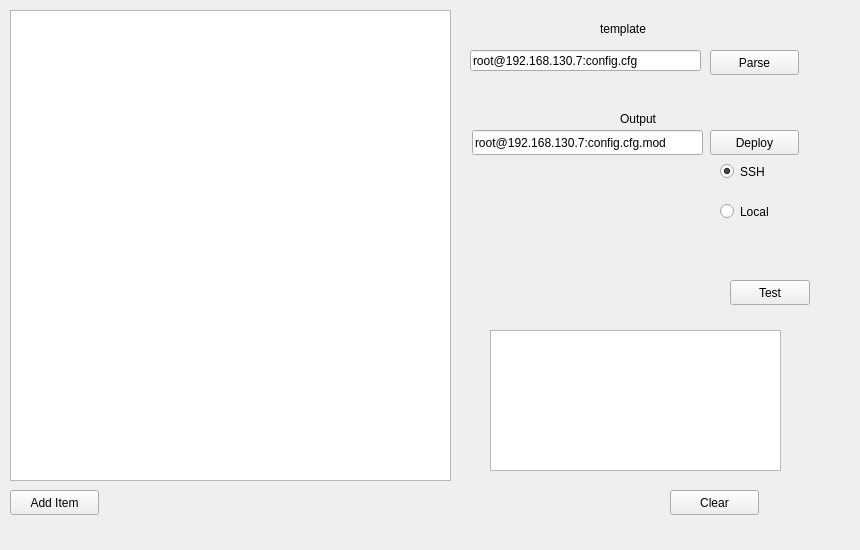
Before: the Qt Designer form user/mpw3_gui/configcreator.ui in hephy-dd/eudaq-1, drawn with Qt 5.
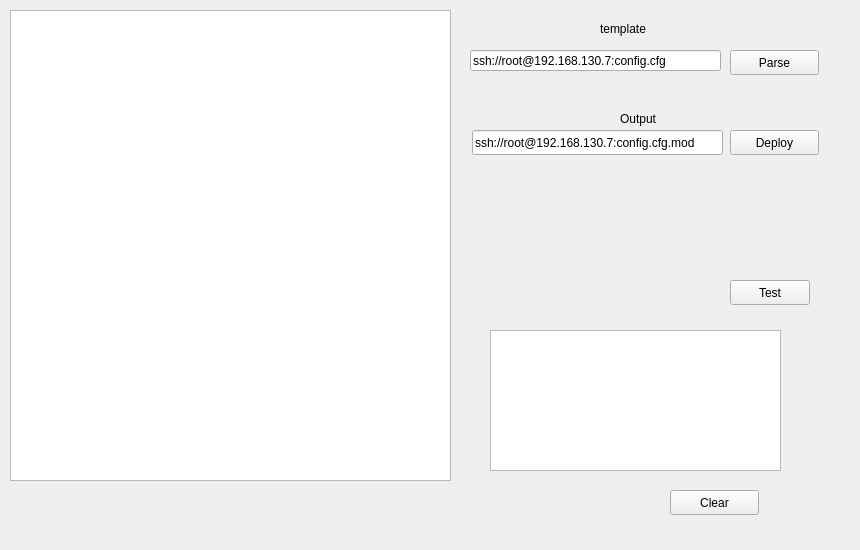
After: the same form once the commit is applied.

Commit message: ConfigCreator: rb's replaced with proper string-format

```diff
--- a/user/mpw3_gui/configcreator.ui
+++ b/user/mpw3_gui/configcreator.ui
@@ -28,18 +28,18 @@
     <rect>
      <x>470</x>
      <y>50</y>
-     <width>231</width>
+     <width>251</width>
      <height>21</height>
     </rect>
    </property>
    <property name="text">
-    <string>root@192.168.130.7:config.cfg</string>
+    <string>ssh://root@192.168.130.7:config.cfg</string>
    </property>
   </widget>
   <widget class="QPushButton" name="pbParse">
    <property name="geometry">
     <rect>
-     <x>710</x>
+     <x>730</x>
      <y>50</y>
      <width>89</width>
      <height>25</height>
@@ -52,7 +52,7 @@
   <widget class="QPushButton" name="pbDeploy">
    <property name="geometry">
     <rect>
-     <x>710</x>
+     <x>730</x>
      <y>130</y>
      <width>89</width>
      <height>25</height>
@@ -67,12 +67,12 @@
     <rect>
      <x>472</x>
      <y>130</y>
-     <width>231</width>
+     <width>251</width>
      <height>25</height>
     </rect>
    </property>
    <property name="text">
-    <string>root@192.168.130.7:config.cfg.mod</string>
+    <string>ssh://root@192.168.130.7:config.cfg.mod</string>
    </property>
   </widget>
   <widget class="QLabel" name="label">
@@ -111,19 +111,6 @@
     </rect>
    </property>
   </widget>
-  <widget class="QPushButton" name="pbAddItem">
-   <property name="geometry">
-    <rect>
-     <x>10</x>
-     <y>490</y>
-     <width>89</width>
-     <height>25</height>
-    </rect>
-   </property>
-   <property name="text">
-    <string>Add Item</string>
-   </property>
-  </widget>
   <widget class="QPushButton" name="pbClearLog">
    <property name="geometry">
     <rect>
@@ -137,38 +124,6 @@
     <string>Clear</string>
    </property>
   </widget>
-  <widget class="QRadioButton" name="rbLocal">
-   <property name="geometry">
-    <rect>
-     <x>720</x>
-     <y>200</y>
-     <width>96</width>
-     <height>23</height>
-    </rect>
-   </property>
-   <property name="text">
-    <string>Local</string>
-   </property>
-   <property name="checked">
-    <bool>false</bool>
-   </property>
-  </widget>
-  <widget class="QRadioButton" name="rbSsh">
-   <property name="geometry">
-    <rect>
-     <x>720</x>
-     <y>160</y>
-     <width>96</width>
-     <height>23</height>
-    </rect>
-   </property>
-   <property name="text">
-    <string>SSH</string>
-   </property>
-   <property name="checked">
-    <bool>true</bool>
-   </property>
-  </widget>
   <widget class="QPushButton" name="pbTest">
    <property name="geometry">
     <rect>
```
The commit also changes 2 other files.
